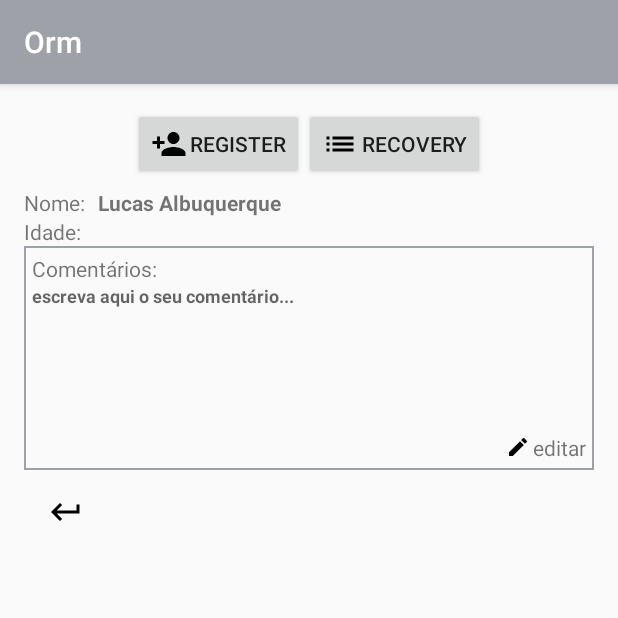
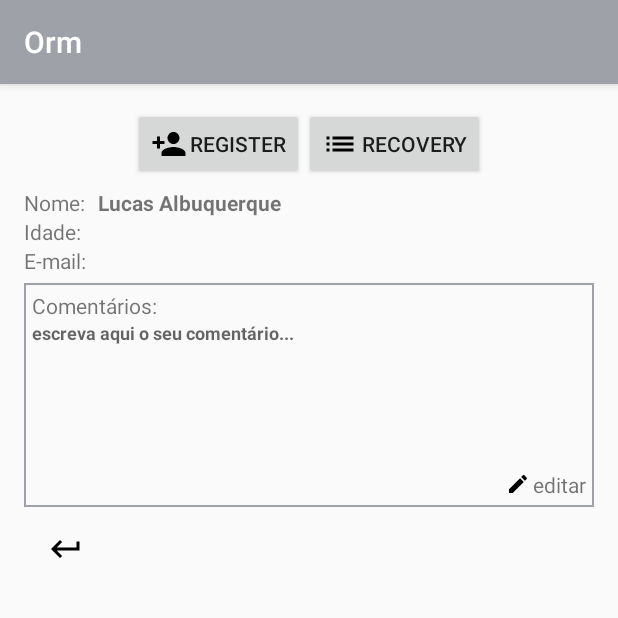
Before and after one commit to albuquerquerlucas/Orm, an Android app: the fragment DetailsFragment placed in its activity, on a phone screen of 412 x 824 dp, the top half of it. Run offline under Robolectric (Android 15) with nearby library versions, the phone set to English and light mode, and no system bars; 1 statement that could not run was skipped.

Commit message:
Alteração no layout

```diff
--- a/app/src/main/res/layout/fragment_details.xml
+++ b/app/src/main/res/layout/fragment_details.xml
@@ -47,11 +47,33 @@
 
     <LinearLayout
         android:id="@+id/linear_03"
+        android:orientation="horizontal"
+        android:layout_width="match_parent"
+        android:layout_height="wrap_content"
+        android:layout_below="@+id/linear_02">
+
+        <TextView
+            android:layout_width="wrap_content"
+            android:layout_height="wrap_content"
+            android:text="E-mail: "/>
+
+        <TextView
+            android:id="@+id/txt_email"
+            android:layout_width="wrap_content"
+            android:layout_height="wrap_content"
+            android:layout_marginLeft="5dp"
+            android:text=""
+            android:textStyle="bold"/>
+    </LinearLayout>
+
+    <LinearLayout
+        android:id="@+id/linear_04"
         android:orientation="vertical"
         android:layout_width="match_parent"
         android:layout_height="wrap_content"
+        android:layout_marginTop="5dp"
         android:padding="5dp"
-        android:layout_below="@+id/linear_02"
+        android:layout_below="@+id/linear_03"
         android:background="@drawable/comentarios_background">
 
         <TextView
@@ -114,5 +136,5 @@
         android:layout_height="wrap_content"
         android:padding="16dp"
         android:src="@drawable/ic_keyboard_return_black_24dp"
-        android:layout_below="@+id/linear_03"/>
+        android:layout_below="@+id/linear_04"/>
 </RelativeLayout>
```
